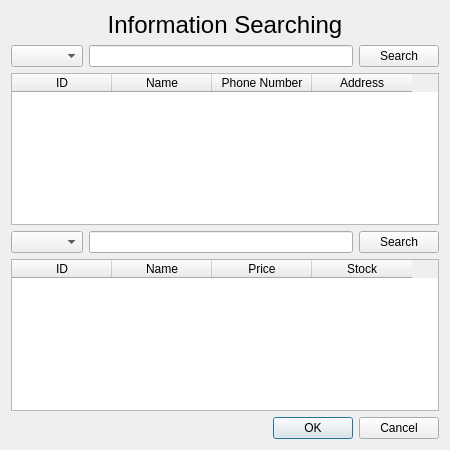
The window that searchingdialog.ui (ChunJeong27/CRMMiniProject) describes before a commit, drawn with Qt 5.
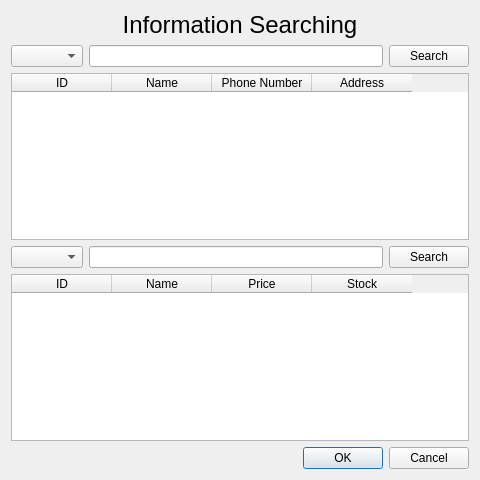
The same window after the commit.

The edit to the form file:
```diff
--- a/searchingdialog.ui
+++ b/searchingdialog.ui
@@ -6,8 +6,8 @@
    <rect>
     <x>0</x>
     <y>0</y>
-    <width>450</width>
-    <height>450</height>
+    <width>480</width>
+    <height>480</height>
    </rect>
   </property>
   <property name="windowTitle">
```
Left out of the diff: 3 changed lines with no effect on the pictures.
